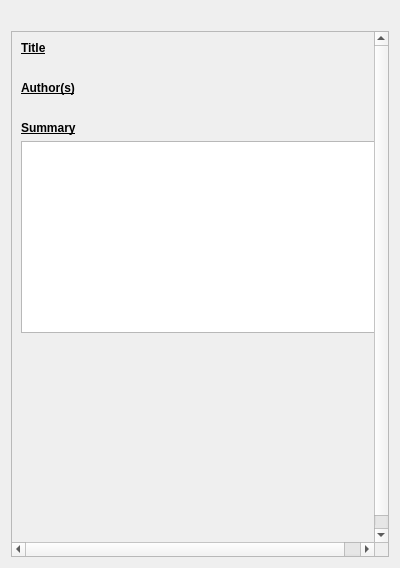
This is amt/views/ui/previewwidget.ui in eg0rim/amt as Qt 5 draws it before an edit. The edited form follows.
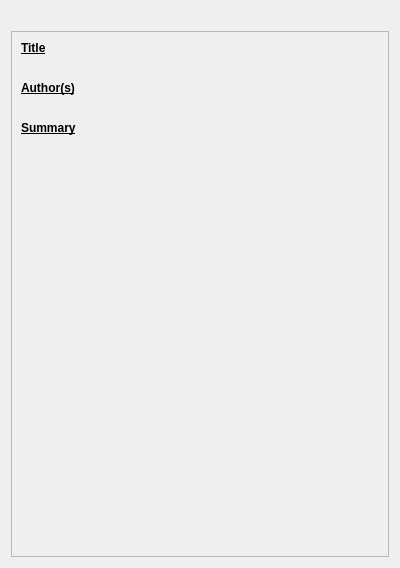
This is the edited form. Custom widgets are drawn as their Qt base class.

Commit message: preview behaviour improbved

The edit to the form file:
```diff
--- a/amt/views/ui/previewwidget.ui
+++ b/amt/views/ui/previewwidget.ui
@@ -29,6 +29,9 @@
    </item>
    <item>
     <widget class="QScrollArea" name="scrollArea">
+     <property name="widgetResizable">
+      <bool>true</bool>
+     </property>
      <widget class="QWidget" name="scrollAreaWidgetContents">
       <property name="geometry">
        <rect>
@@ -38,7 +41,13 @@
         <height>524</height>
        </rect>
       </property>
-      <layout class="QVBoxLayout" name="verticalLayout_3">
+      <property name="sizePolicy">
+       <sizepolicy hsizetype="Expanding" vsizetype="Expanding">
+        <horstretch>0</horstretch>
+        <verstretch>0</verstretch>
+       </sizepolicy>
+      </property>
+      <layout class="QVBoxLayout" name="verticalLayout_2">
        <item>
         <widget class="QLabel" name="titleLabel">
          <property name="text">
@@ -52,7 +61,7 @@
        <item>
         <widget class="QLabel" name="titleBody">
          <property name="sizePolicy">
-          <sizepolicy hsizetype="Minimum" vsizetype="Preferred">
+          <sizepolicy hsizetype="Expanding" vsizetype="Preferred">
            <horstretch>0</horstretch>
            <verstretch>0</verstretch>
           </sizepolicy>
@@ -78,7 +87,7 @@
        <item>
         <widget class="QLabel" name="authorsBody">
          <property name="sizePolicy">
-          <sizepolicy hsizetype="Minimum" vsizetype="Preferred">
+          <sizepolicy hsizetype="Expanding" vsizetype="Preferred">
            <horstretch>0</horstretch>
            <verstretch>0</verstretch>
           </sizepolicy>
@@ -99,14 +108,17 @@
         </widget>
        </item>
        <item>
-        <widget class="QTextEdit" name="summaryBody">
+        <widget class="QLabel" name="summaryBody">
          <property name="sizePolicy">
-          <sizepolicy hsizetype="Minimum" vsizetype="Preferred">
+          <sizepolicy hsizetype="Expanding" vsizetype="Preferred">
            <horstretch>0</horstretch>
            <verstretch>0</verstretch>
           </sizepolicy>
          </property>
-         <property name="readOnly">
+         <property name="text">
+          <string/>
+         </property>
+         <property name="wordWrap">
           <bool>true</bool>
          </property>
         </widget>
```
Left out of the diff: 9 changed lines with no effect on the pictures. The commit also changes 1 other file.
